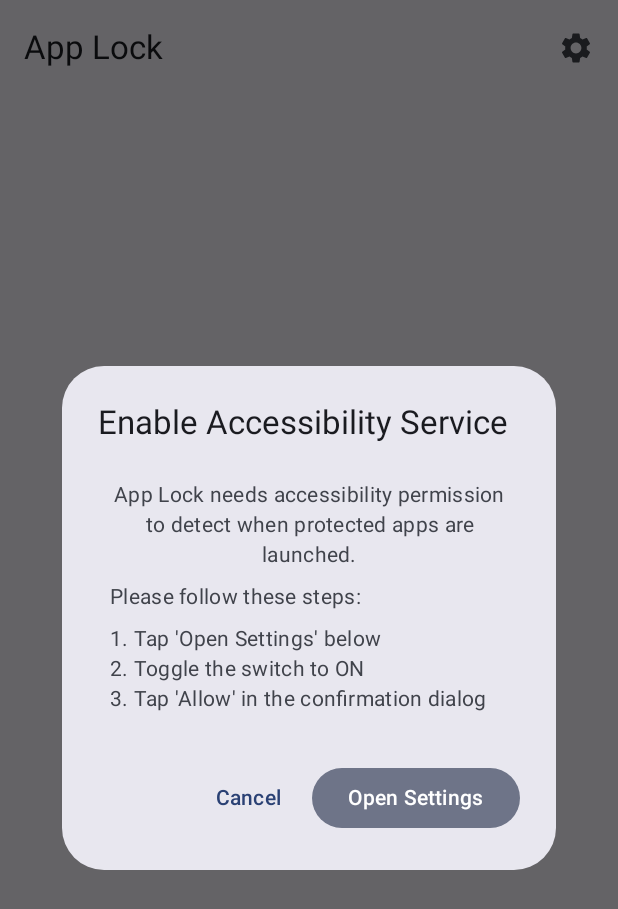
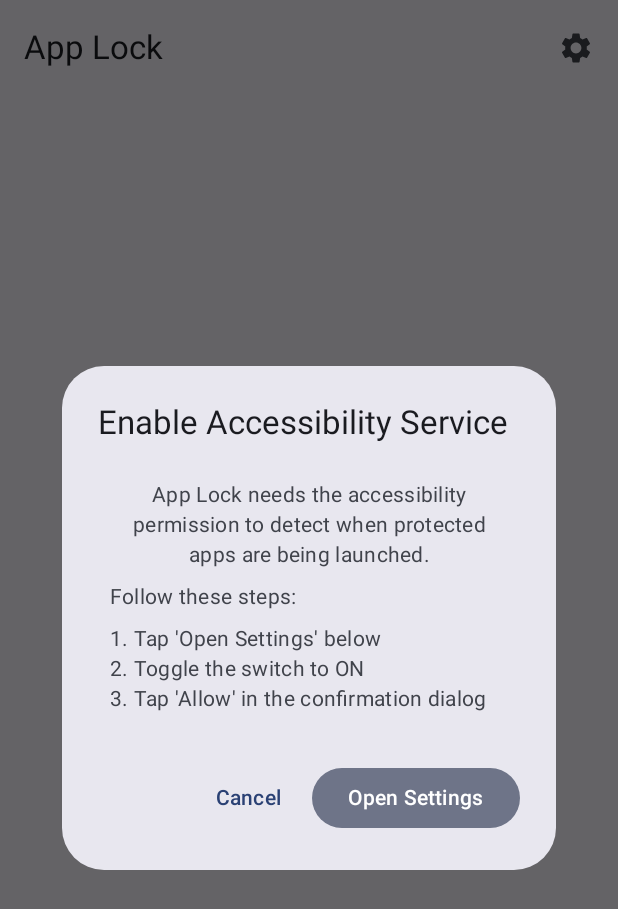
Before and after one commit to mohamedkam000/applock, an Android app built with Jetpack Compose: the MainScreen screen opened through its navigation route, on a phone screen of 412 x 824 dp. Shown: the top 909 px of the screen. Run offline under Robolectric (Android 15) with nearby library versions, the phone set to English and light mode, and no system bars; our stand-ins replace Material 3 Expressive styles (plain Material 3 is drawn); libraries missing offline, so code that uses them is left out: org.lsposed.hiddenapibypass, rikka.shizuku, rikka.sui; 1 statement that could not run was skipped.

Commit message:
General enhancements

```diff
--- a/app/src/main/java/dev/muhammad/applock/core/utils/AppLockUtils.kt
+++ b/app/src/main/java/dev/muhammad/applock/core/utils/AppLockUtils.kt
@@ -47,7 +47,7 @@ fun launchBatterySettings(context: Context) {
         context.startActivity(requestIgnoreIntent)
         Toast.makeText(
             context,
-            "Please allow our app to ignore battery optimizations.",
+            "Allow App Locl to bypass battery optimisations",
             Toast.LENGTH_LONG
         ).show()
     } else {
@@ -57,14 +57,14 @@ fun launchBatterySettings(context: Context) {
             context.startActivity(standardIntent)
             Toast.makeText(
                 context,
-                "Could not find specific settings. Please remove app from battery restrictions.",
+                "Could not find the setting. Remove app from battery restrictions.",
                 Toast.LENGTH_LONG
             ).show()
         } else {
             // Very rare case where even the standard settings screen is missing.
             Toast.makeText(
                 context,
-                "Could not open any battery settings.",
+                "Couldn't open battery settings",
                 Toast.LENGTH_LONG
             ).show()
         }
--- a/app/src/main/java/dev/muhammad/applock/features/admin/AdminDisableActivity.kt
+++ b/app/src/main/java/dev/muhammad/applock/features/admin/AdminDisableActivity.kt
@@ -79,7 +79,7 @@ class AdminDisableActivity : ComponentActivity() {
                                 if (!isValid) {
                                     Toast.makeText(
                                         this,
-                                        "Incorrect password. Please try again.",
+                                        "Wrong. Try again.",
                                         Toast.LENGTH_SHORT
                                     ).show()
                                 }
@@ -131,7 +131,7 @@ fun AdminDisableScreen(
 
             if (showError.value) {
                 Text(
-                    text = "Incorrect PIN. Please try again.",
+                    text = "Wrong. Try again.",
                     color = MaterialTheme.colorScheme.error,
                     style = MaterialTheme.typography.bodyMedium,
                     modifier = Modifier.padding(top = 8.dp)
--- a/app/src/main/java/dev/muhammad/applock/features/lockscreen/ui/PasswordOverlayScreen.kt
+++ b/app/src/main/java/dev/muhammad/applock/features/lockscreen/ui/PasswordOverlayScreen.kt
@@ -328,7 +328,7 @@ fun PasswordOverlayScreen(
 
             if (showError) {
                 Text(
-                    text = "Incorrect PIN. Please try again.",
+                    text = "Wrong. Try again.",
                     color = MaterialTheme.colorScheme.error,
                     style = MaterialTheme.typography.bodyMedium,
                     modifier = Modifier.padding(top = 8.dp)
--- a/app/src/main/java/dev/muhammad/applock/ui/components/AccessibilityServiceGuideDialog.kt
+++ b/app/src/main/java/dev/muhammad/applock/ui/components/AccessibilityServiceGuideDialog.kt
@@ -42,14 +42,14 @@ fun AccessibilityServiceGuideDialog(
                 horizontalAlignment = Alignment.CenterHorizontally
             ) {
                 Text(
-                    text = "App Lock needs accessibility permission to detect when protected apps are launched.",
+                    text = "App Lock needs the accessibility permission to detect when protected apps are being launched.",
                     textAlign = TextAlign.Center
                 )
 
                 Spacer(modifier = Modifier.height(8.dp))
 
                 Text(
-                    text = "Please follow these steps:",
+                    text = "Follow these steps:",
                     textAlign = TextAlign.Start,
                     modifier = Modifier.fillMaxWidth()
                 )
```
Also changed, not shown: app/src/main/java/dev/muhammad/applock/ui/components/AdminPasswordVerificationDialog.kt (+5 -5 lines).
